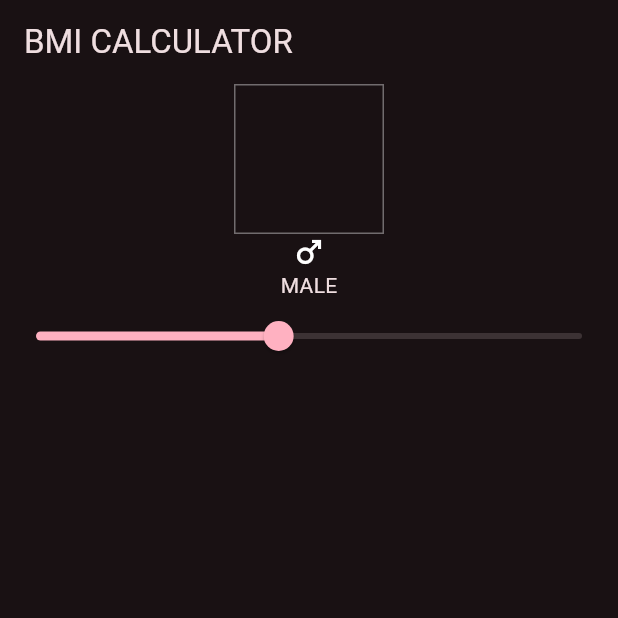
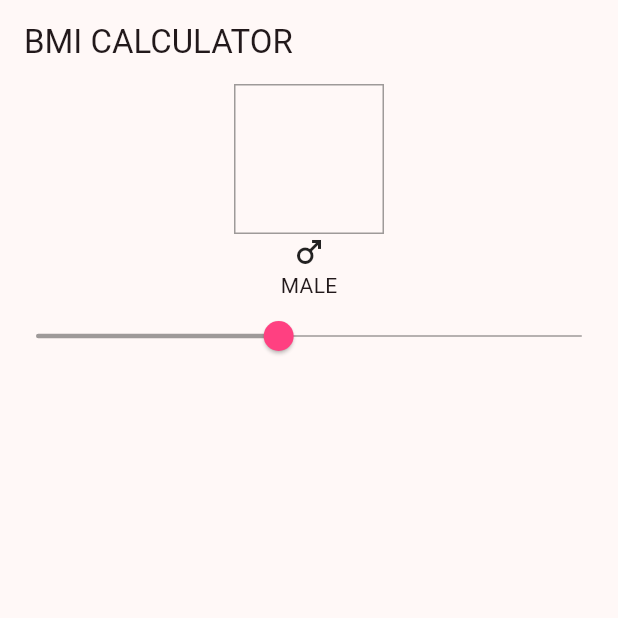
Before and after one commit to hippieperm/flutter_bmi_app, a Flutter app: the screen it shows after launch, on a phone screen of 412 x 824 dp, the top half of it. Run offline on Flutter 3.47's test engine with Material 3 defaults, Android fonts, the phone set to English and light mode, and no system bars.

Commit message:
테마 모드 변경: 라이트 테마 활성화 및 다크 테마의 슬라이더 속성 수정

```diff
--- a/lib/main.dart
+++ b/lib/main.dart
@@ -12,8 +12,8 @@ class MyApp extends StatelessWidget {
   @override
   Widget build(BuildContext context) {
     return MaterialApp(
-      // themeMode: ThemeMode.light,
-      themeMode: ThemeMode.dark,
+      themeMode: ThemeMode.light,
+      // themeMode: ThemeMode.dark,
       theme: ThemeData(
         colorScheme: ColorScheme.fromSeed(
           seedColor: Colors.pinkAccent,
@@ -25,13 +25,20 @@ class MyApp extends StatelessWidget {
           activeTrackColor: Colors.black38,
           inactiveTrackColor: Colors.black38,
           trackHeight: 1,
-          )),
+        ),
+      ),
       darkTheme: ThemeData(
         colorScheme: ColorScheme.fromSeed(
           seedColor: Colors.pinkAccent,
           brightness: Brightness.dark,
         ),
         dividerColor: Colors.white38,
+        sliderTheme: SliderThemeData(
+          thumbColor: Colors.pinkAccent,
+          activeTrackColor: Colors.white38,
+          inactiveTrackColor: Colors.white38,
+          trackHeight: 1,
+        ),
       ),
       home: HomePage(),
     );
```
Lines whose indentation alone changed are shown as unchanged.
